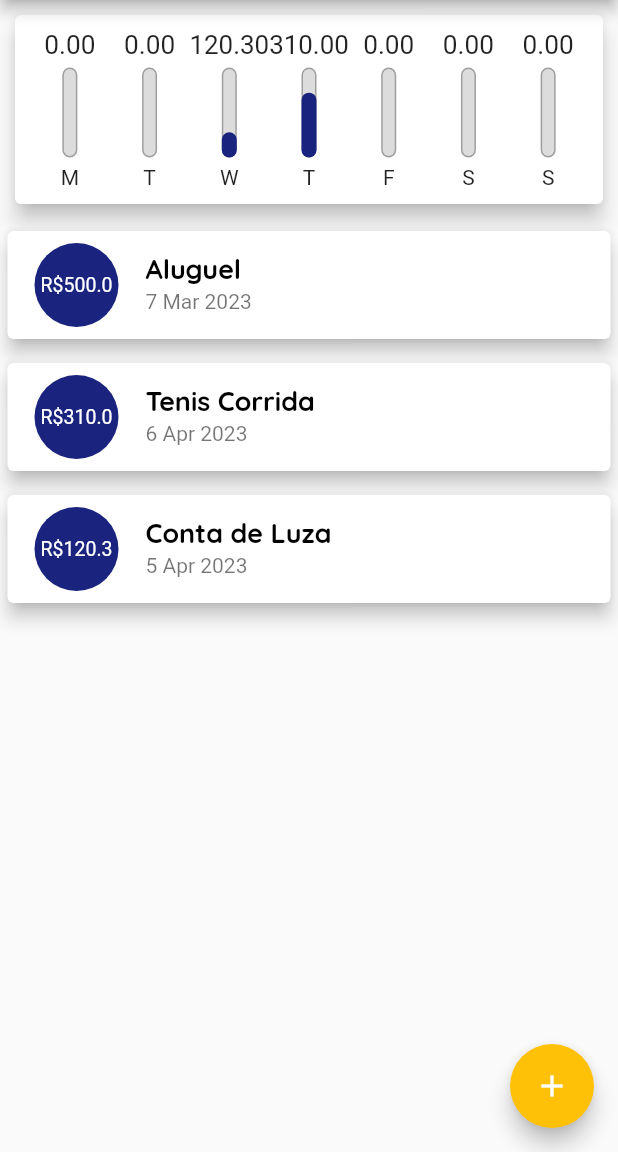
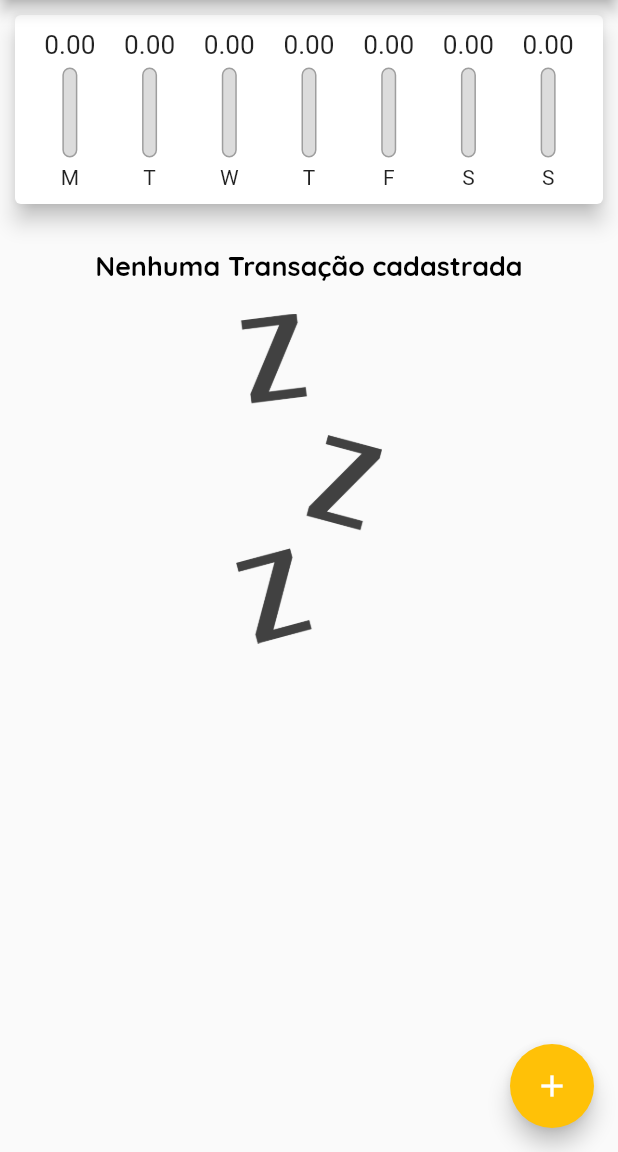
Before and after one commit to 9reis/despesas_pessoais__flutter, a Flutter app: the screen it shows after launch, on a phone screen of 412 x 824 dp, the part 84-1236 px from its top. Run offline on Flutter 3.47's test engine with Material 2 defaults, Android fonts, the phone set to English and light mode, and no system bars.

Commit message:
Transacao com Data

```diff
--- a/lib/components/chart.dart
+++ b/lib/components/chart.dart
@@ -62,7 +62,9 @@ class Chart extends StatelessWidget {
               child: ChartBar(
                 label: tr['day'].toString(),
                 value: tr['value'],
-                percentage: (tr['value'] as double) / _weekTotalValue,
+                percentage: _weekTotalValue == 0
+                    ? 0
+                    : (tr['value'] as double) / _weekTotalValue,
               ),
             );
           }).toList(),
--- a/lib/main.dart
+++ b/lib/main.dart
@@ -48,26 +48,7 @@ class MyHomePage extends StatefulWidget {
 }
 
 class _MyHomePageState extends State<MyHomePage> {
-  final List<Transaction> _transactions = [
-    Transaction(
-      id: 't0',
-      title: 'Aluguel',
-      value: 500.0,
-      date: DateTime.now().subtract(Duration(days: 33)),
-    ),
-    Transaction(
-      id: 't1',
-      title: 'Tenis Corrida',
-      value: 310.00,
-      date: DateTime.now().subtract(Duration(days: 3)),
-    ),
-    Transaction(
-      id: 't2',
-      title: 'Conta de Luza',
-      value: 120.30,
-      date: DateTime.now().subtract(Duration(days: 4)),
-    ),
-  ];
+  final List<Transaction> _transactions = [];
 
   // Passa as transações rencentes para o comp
   List<Transaction> get _recentTransactions {
@@ -89,12 +70,12 @@ class _MyHomePageState extends State<MyHomePage> {
     );
   }
 
-  _addTransaction(String title, double value) {
+  _addTransaction(String title, double value, DateTime date) {
     final newTransaction = Transaction(
       id: Random().nextDouble().toString(),
       title: title,
       value: value,
-      date: DateTime.now(),
+      date: date,
     );
 
     setState(() {
```
Also changed, not shown: lib/components/transaction_form.dart (+4 -4 lines).
